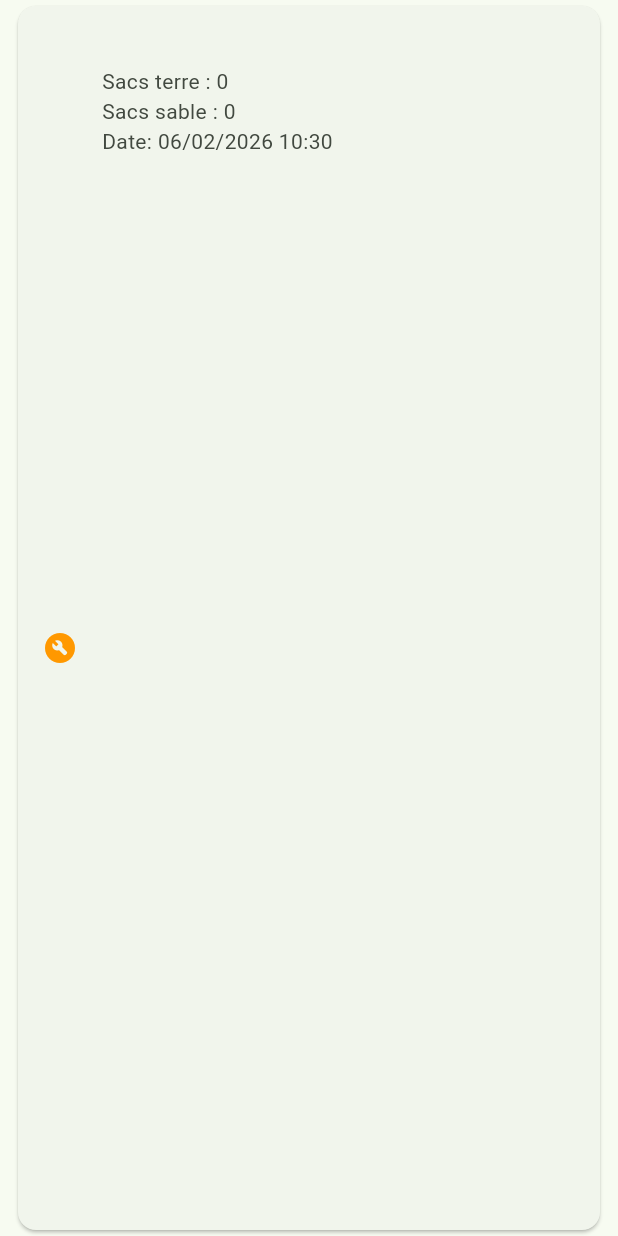
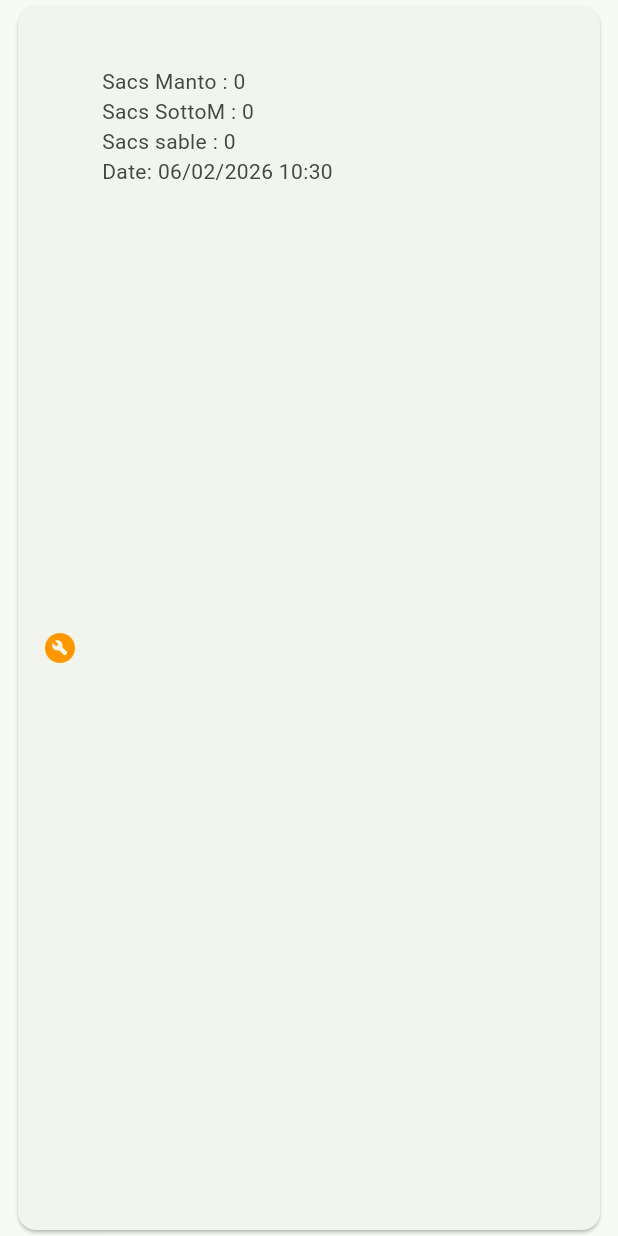
Before and after one commit to Simokes/CourtCare, a Flutter app: the MaintenanceTile widget shown alone on an empty page, opened directly with empty values, on a phone screen of 412 x 824 dp. Run offline on Flutter 3.47's test engine with Material 3 defaults, Android fonts, the phone set to English and light mode, and no system bars; our stand-ins replace drift, flutter_riverpod; accounts and stored records are empty; generated files the repository leaves out were written again.

Commit message:
Refactor maintenance data structure: rename and add new columns for manto, sottomanto, and silice usage

```diff
--- a/lib/domain/entities/maintenance.dart
+++ b/lib/domain/entities/maintenance.dart
@@ -5,8 +5,9 @@ class Maintenance {
   final String? commentaire;
   final DateTime date;
 
-  final int sacsTerreUtilises; // manto + sottomanto OU silice
-  final int sacsSableUtilises;
+  final int sacsMantoUtilises;
+  final int sacsSottomantoUtilises;
+  final int sacsSiliceUtilises;
 
   Maintenance({
     required this.id,
@@ -14,7 +15,8 @@ class Maintenance {
     required this.type,
     this.commentaire,
     required this.date,
-    required this.sacsTerreUtilises,
-    required this.sacsSableUtilises,
+    this.sacsMantoUtilises = 0,
+    this.sacsSottomantoUtilises = 0,
+    this.sacsSiliceUtilises = 0,
   });
 }
--- a/lib/presentation/widgets/maintenance_tile.dart
+++ b/lib/presentation/widgets/maintenance_tile.dart
@@ -30,8 +30,9 @@ class MaintenanceTile extends StatelessWidget {
             if (maintenance.commentaire != null &&
                 maintenance.commentaire!.isNotEmpty)
               Text('Commentaire: ${maintenance.commentaire}'),
-              Text('Sacs terre : ${maintenance.sacsTerreUtilises}'),
-              Text('Sacs sable : ${maintenance.sacsSableUtilises}'),
+              Text('Sacs Manto : ${maintenance.sacsMantoUtilises}'),
+              Text('Sacs SottoM : ${maintenance.sacsSottomantoUtilises}'),
+              Text('Sacs sable : ${maintenance.sacsSiliceUtilises}'),
               Text('Date: $dateFormatted'),
           ],
         ),
```
Also changed, not shown: lib/data/database/app_database.dart (+14 -7 lines), lib/data/database/tables/maintenances.dart (+8 -4 lines), lib/presentation/screens/terrain_maintenance_history_screen.dart (+28 -32 lines), lib/presentation/widgets/add_maintenance_sheet.dart (+5 -3 lines), lib/data/database/app_database.g.dart.
